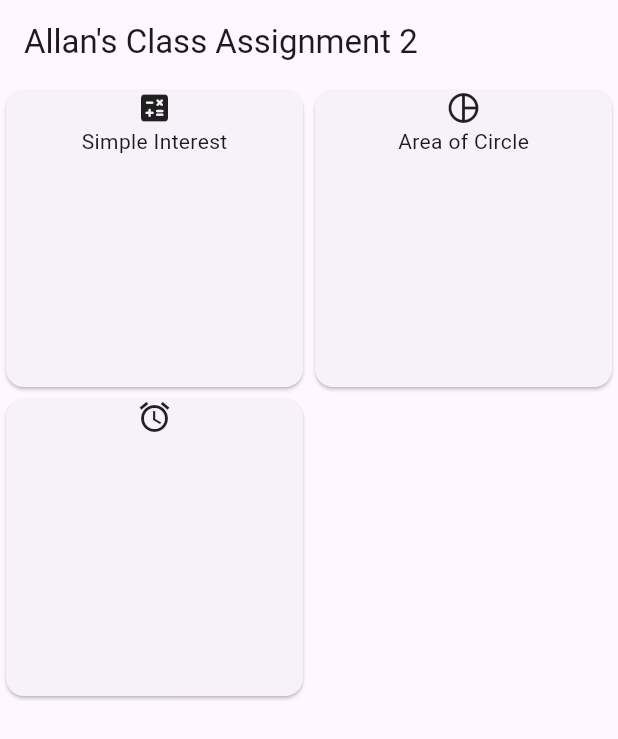
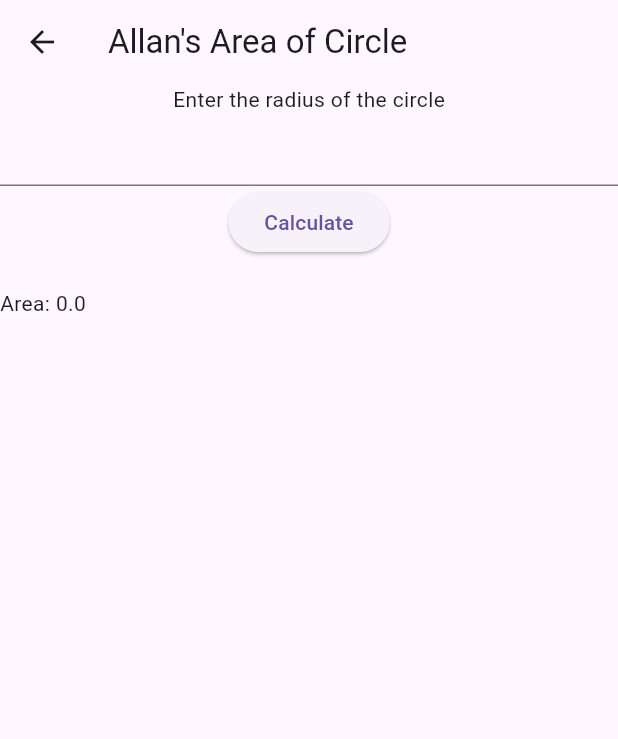
Before and after one commit to Allan0092/class_assignment_2, a Flutter app: the screen it shows after launch, after a tap on "Simple Interest", on a phone screen of 412 x 824 dp. Shown: the top 739 px of the screen. Run offline on Flutter 3.47's test engine with Material 3 defaults, Android fonts, the phone set to English and light mode, and no system bars; our stand-ins replace flutter_bloc.

Commit message:
completed area of circle

```diff
--- a/lib/app.dart
+++ b/lib/app.dart
@@ -1,14 +1,28 @@
+import 'package:class_assignment_2/cubit/area_of_circle_cubit.dart';
+import 'package:class_assignment_2/cubit/dashboard_cubit.dart';
 import 'package:class_assignment_2/view/dashboard_view.dart';
 import 'package:flutter/material.dart';
+import 'package:flutter_bloc/flutter_bloc.dart';
 
 class MyApp extends StatelessWidget {
   const MyApp({super.key});
 
   @override
   Widget build(BuildContext context) {
-    return MaterialApp(
-      title: "Class Assignment 2",
-      home: DashboardView(),
+    return MultiBlocProvider(
+      providers: [
+        BlocProvider(
+          create: (context) => AreaOfCircleCubit(),
+        ),
+        BlocProvider(
+            create: (context) =>
+                DashboardCubit(context.read<AreaOfCircleCubit>()))
+      ],
+      child: MaterialApp(
+        title: "Class Assignment 2",
+        debugShowCheckedModeBanner: false,
+        home: DashboardView(),
+      ),
     );
   }
 }
--- a/lib/view/area_of_circle_view.dart
+++ b/lib/view/area_of_circle_view.dart
@@ -0,0 +1,43 @@
+import 'package:class_assignment_2/cubit/area_of_circle_cubit.dart';
+import 'package:flutter/material.dart';
+import 'package:flutter_bloc/flutter_bloc.dart';
+
+class AreaOfCircleView extends StatelessWidget {
+  const AreaOfCircleView({super.key});
+
+  @override
+  Widget build(BuildContext context) {
+    final userInput = TextEditingController();
+    return Scaffold(
+        appBar: AppBar(title: Text("Allan's Area of Circle")),
+        body: Form(
+          child: Column(
+            children: [
+              Text("Enter the radius of the circle"),
+              TextFormField(
+                controller: userInput,
+              ),
+              ElevatedButton(
+                  onPressed: () {
+                    context
+                        .read<AreaOfCircleCubit>()
+                        .calculate(int.parse(userInput.text));
+                  },
+                  child: Text("Calculate")),
+              SizedBox(
+                height: 20,
+              ),
+              Row(
+                children: [
+                  Text("Area: "),
+                  BlocBuilder<AreaOfCircleCubit, double>(
+                      builder: (context, state) {
+                    return Text("$state");
+                  }),
+                ],
+              )
+            ],
+          ),
+        ));
+  }
+}
--- a/lib/view/dashboard_view.dart
+++ b/lib/view/dashboard_view.dart
@@ -1,4 +1,6 @@
+import 'package:class_assignment_2/cubit/dashboard_cubit.dart';
 import 'package:flutter/material.dart';
+import 'package:flutter_bloc/flutter_bloc.dart';
 
 class DashboardView extends StatelessWidget {
   const DashboardView({super.key});
@@ -15,7 +17,9 @@ class DashboardView extends StatelessWidget {
         children: <Widget>[
           Card(
             child: InkWell(
-              onTap: () {},
+              onTap: () {
+                context.read<DashboardCubit>().openAreaOfCircleView(context);
+              },
               child: Column(
                 children: [
                   Icon(Icons.calculate_rounded),
```
